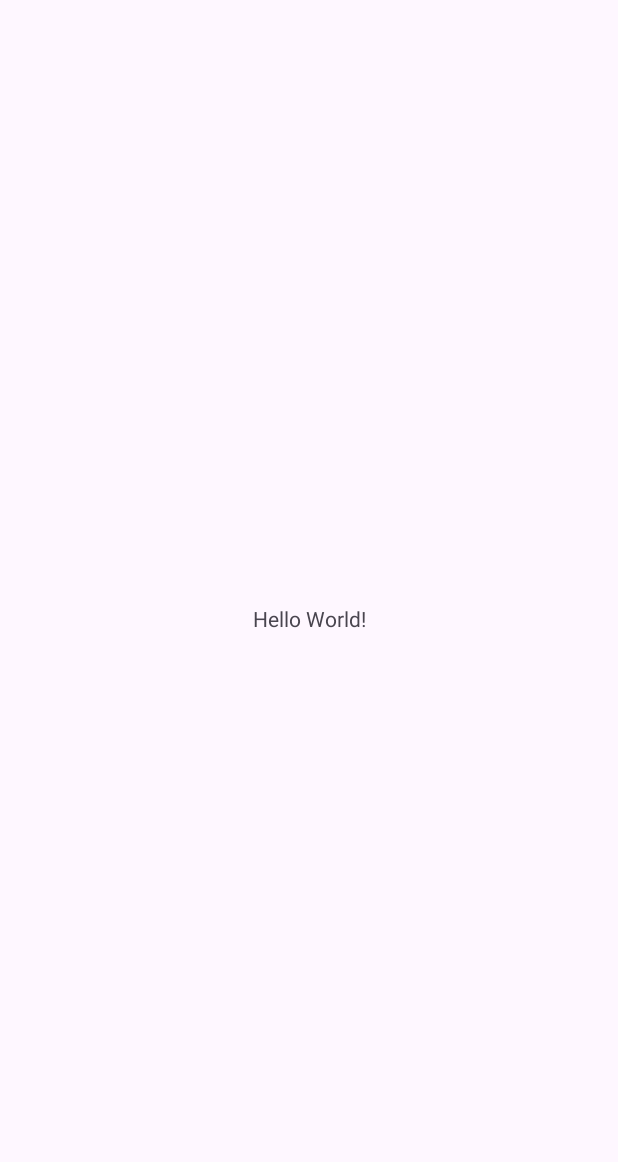
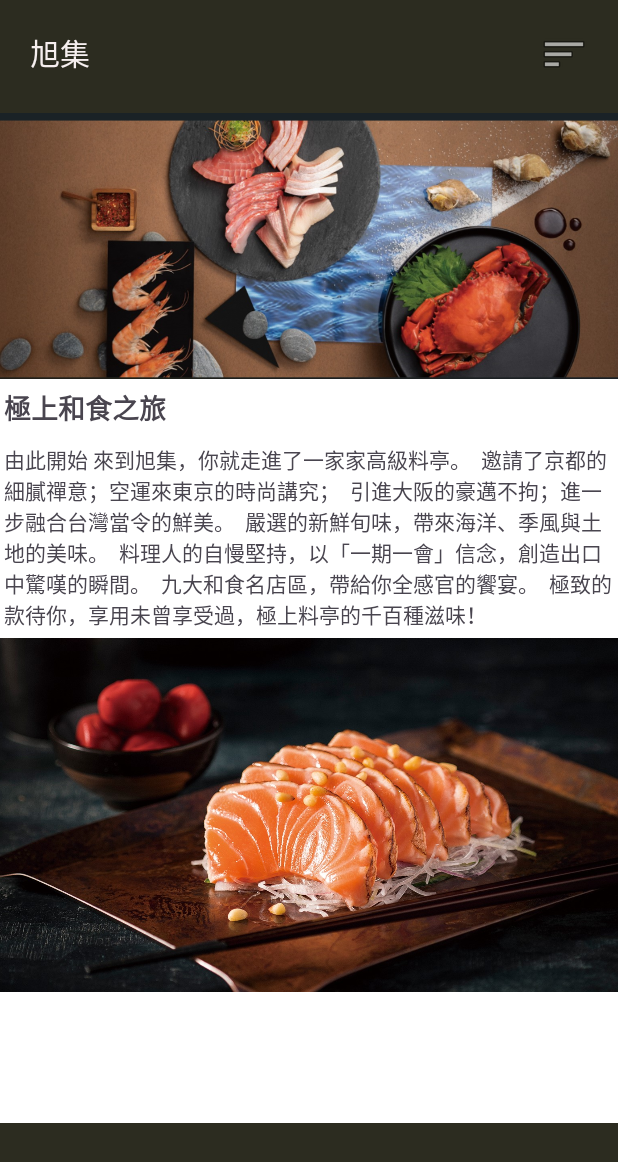
Before and after one commit to Roberthsuan/Shopapp, an Android app: the screen it shows after launch (MainActivity), on a phone screen of 412 x 824 dp. Before the commit the part shown is almost empty. Shown: the top 1162 px of the screen. Run offline under Robolectric (Android 15) with nearby library versions, the phone set to English and light mode, and no system bars.

Commit message:
首頁圖片

```diff
--- a/app/src/main/res/layout/activity_main.xml
+++ b/app/src/main/res/layout/activity_main.xml
@@ -5,15 +5,80 @@
     android:id="@+id/main"
     android:layout_width="match_parent"
     android:layout_height="match_parent"
+    android:background="#2C2C20"
     tools:context=".MainActivity">
 
-    <TextView
-        android:layout_width="wrap_content"
-        android:layout_height="wrap_content"
-        android:text="Hello World!"
+    <LinearLayout
+        android:layout_width="match_parent"
+        android:layout_height="match_parent"
+        android:orientation="horizontal"
         app:layout_constraintBottom_toBottomOf="parent"
         app:layout_constraintEnd_toEndOf="parent"
         app:layout_constraintStart_toStartOf="parent"
-        app:layout_constraintTop_toTopOf="parent" />
+        app:layout_constraintTop_toTopOf="parent">
 
+        <TextView
+            android:id="@+id/textView"
+            android:layout_width="wrap_content"
+            android:layout_height="wrap_content"
+            android:layout_margin="20dp"
+            android:layout_weight="0.9"
+            android:text="旭集"
+            android:textColor="#F6EFEF"
+            android:textSize="20sp" />
+
+        <ImageView
+            android:id="@+id/imageView3"
+            android:layout_width="wrap_content"
+            android:layout_height="wrap_content"
+            android:layout_margin="20dp"
+            app:srcCompat="@android:drawable/ic_menu_sort_by_size" />
+
+    </LinearLayout>
+
+    <ScrollView
+        android:layout_width="419dp"
+        android:layout_height="673dp"
+        android:background="#FFFFFF"
+        app:layout_constraintBottom_toBottomOf="parent"
+        app:layout_constraintEnd_toEndOf="parent"
+        app:layout_constraintStart_toStartOf="parent"
+        app:layout_constraintTop_toTopOf="parent">
+
+        <LinearLayout
+            android:layout_width="match_parent"
+            android:layout_height="wrap_content"
+            android:orientation="vertical">
+
+            <ImageView
+                android:id="@+id/imageView2"
+                android:layout_width="match_parent"
+                android:layout_height="177dp"
+                app:srcCompat="@drawable/_2024_08_07_144330" />
+
+            <TextView
+                android:id="@+id/textView2"
+                android:layout_width="match_parent"
+                android:layout_height="wrap_content"
+                android:layout_margin="5dp"
+                android:fontFamily="monospace"
+                android:text="極上和食之旅 "
+                android:textSize="18sp"
+                android:textStyle="bold" />
+
+            <TextView
+                android:id="@+id/textView3"
+                android:layout_width="match_parent"
+                android:layout_height="wrap_content"
+                android:layout_margin="5dp"
+                android:text="由此開始 來到旭集，你就走進了一家家高級料亭。  邀請了京都的細膩禪意；空運來東京的時尚講究；  引進大阪的豪邁不拘；進一步融合台灣當令的鮮美。  嚴選的新鮮旬味，帶來海洋、季風與土地的美味。  料理人的自慢堅持，以「一期一會」信念，創造出口中驚嘆的瞬間。  九大和食名店區，帶給你全感官的饗宴。  極致的款待你，享用未曾享受過，極上料亭的千百種滋味！" />
+
+            <ImageView
+                android:id="@+id/imageView5"
+                android:layout_width="wrap_content"
+                android:layout_height="236dp"
+                app:srcCompat="@drawable/_0191224163014_img" />
+
+        </LinearLayout>
+    </ScrollView>
 </androidx.constraintlayout.widget.ConstraintLayout>
```
Also changed, not shown: app/src/main/res/drawable/_0191224163014_img.jpeg (added), app/src/main/res/drawable/_2024_08_07_144330.png (added), app/src/main/res/drawable/s__3285037_0.jpg (added).
